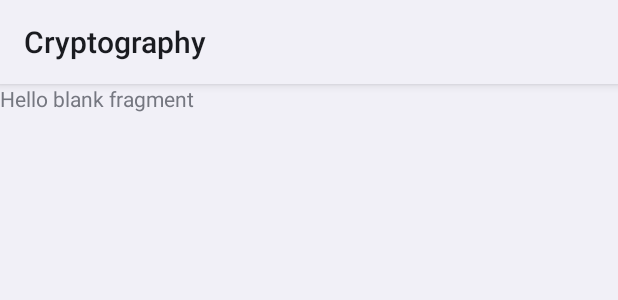
After one commit to krisnasirait/Cryptography-App, an Android app: the layout fragment_algorithm1.xml on its own in the app's theme, with its tools: preview values and no code run, on a phone screen of 412 x 824 dp. The commit adds this screen. Shown: the top 300 px of the screen. Run offline under Robolectric (Android 15) with nearby library versions, the phone set to English and light mode, and no system bars.

Commit message:
cleanup code for algorithm1.kt

```diff
--- a/app/src/main/res/layout/activity_main.xml
+++ b/app/src/main/res/layout/activity_main.xml
@@ -21,7 +21,7 @@
         app:layout_constraintLeft_toLeftOf="parent"
         app:layout_constraintRight_toRightOf="parent"
         app:menu="@menu/bottom_nav_menu"
-        app:itemTextColor="@color/black"
+        app:itemTextColor="@color/blue"
         app:itemIconTint="@color/black"
         app:itemBackground="@color/alice_blue"
         app:labelVisibilityMode="labeled"/>
--- /dev/null
+++ b/app/src/main/res/layout/fragment_algorithm1.xml
@@ -0,0 +1,14 @@
+<?xml version="1.0" encoding="utf-8"?>
+<FrameLayout xmlns:android="http://schemas.android.com/apk/res/android"
+    xmlns:tools="http://schemas.android.com/tools"
+    android:layout_width="match_parent"
+    android:layout_height="match_parent"
+    tools:context=".Algorithm1">
+
+    <!-- TODO: Update blank fragment layout -->
+    <TextView
+        android:layout_width="match_parent"
+        android:layout_height="match_parent"
+        android:text="@string/hello_blank_fragment" />
+
+</FrameLayout>
--- a/app/src/main/res/values/strings.xml
+++ b/app/src/main/res/values/strings.xml
@@ -1,3 +1,5 @@
 <resources>
     <string name="app_name">Cryptography</string>
+    <!-- TODO: Remove or change this placeholder text -->
+    <string name="hello_blank_fragment">Hello blank fragment</string>
 </resources>
```
Also changed, not shown: app/src/main/java/com/kingtech/cryptography/Algorithm1.kt (added, +17 -0 lines).
